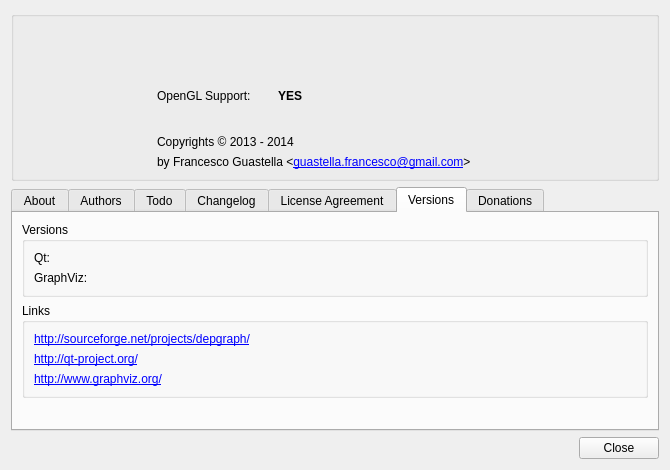
First picture: the form in ui/aboutdialog.ui, repository romeoxbm/depgraphv, before the edit.
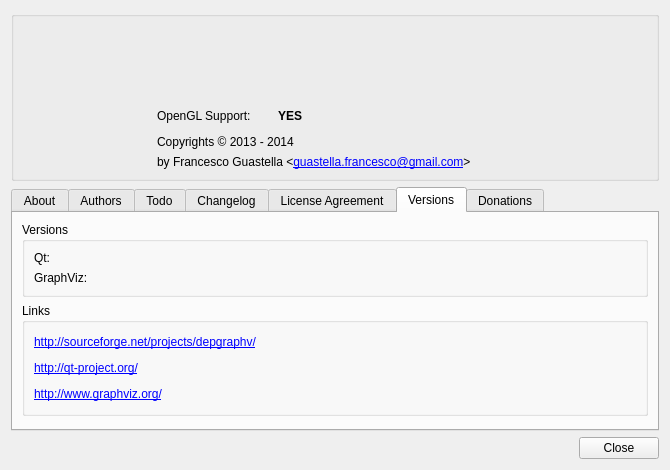
Second picture: the form after the edit. The open tabs and pages were chosen to show the change. Icons and pictures are not drawn.

The edit to the form file:
```diff
--- a/ui/aboutdialog.ui
+++ b/ui/aboutdialog.ui
@@ -193,14 +193,29 @@
          </property>
          <layout class="QVBoxLayout" name="verticalLayout_2">
           <item>
-           <widget class="QLabel" name="label_2">
+           <widget class="QLabel" name="depgraphLinkLabel">
+            <property name="minimumSize">
+             <size>
+              <width>0</width>
+              <height>20</height>
+             </size>
+            </property>
             <property name="text">
-             <string notr="true">&lt;html&gt;&lt;head/&gt;&lt;body&gt;&lt;p&gt;&lt;a href=&quot;http://sourceforge.net/projects/depgraph/&quot;&gt;&lt;span style=&quot; text-decoration: underline; color:#0000ff;&quot;&gt;http://sourceforge.net/projects/depgraph/&lt;/span&gt;&lt;/a&gt;&lt;/p&gt;&lt;/body&gt;&lt;/html&gt;</string>
+             <string notr="true">&lt;html&gt;&lt;head/&gt;&lt;body&gt;&lt;p&gt;&lt;a href=&quot;http://sourceforge.net/projects/depgraphv/&quot;&gt;&lt;span style=&quot; text-decoration: underline; color:#0000ff;&quot;&gt;http://sourceforge.net/projects/depgraphv/&lt;/span&gt;&lt;/a&gt;&lt;/p&gt;&lt;/body&gt;&lt;/html&gt;</string>
+            </property>
+            <property name="openExternalLinks">
+             <bool>true</bool>
             </property>
            </widget>
           </item>
           <item>
            <widget class="QLabel" name="qtLinkLabel">
+            <property name="minimumSize">
+             <size>
+              <width>0</width>
+              <height>20</height>
+             </size>
+            </property>
             <property name="text">
              <string notr="true">&lt;html&gt;&lt;head/&gt;&lt;body&gt;&lt;p&gt;&lt;a href=&quot;http://qt-project.org/&quot;&gt;&lt;span style=&quot; text-decoration: underline; color:#0000ff;&quot;&gt;http://qt-project.org/&lt;/span&gt;&lt;/a&gt;&lt;/p&gt;&lt;/body&gt;&lt;/html&gt;</string>
             </property>
@@ -210,7 +225,13 @@
            </widget>
           </item>
           <item>
-           <widget class="QLabel" name="graphVizLinkLabel">
+           <widget class="QLabel" name="graphvizLinkLabel">
+            <property name="minimumSize">
+             <size>
+              <width>0</width>
+              <height>20</height>
+             </size>
+            </property>
             <property name="text">
              <string notr="true">&lt;html&gt;&lt;head/&gt;&lt;body&gt;&lt;p&gt;&lt;a href=&quot;http://www.graphviz.org/&quot;&gt;&lt;span style=&quot; text-decoration: underline; color:#0000ff;&quot;&gt;http://www.graphviz.org/&lt;/span&gt;&lt;/a&gt;&lt;/p&gt;&lt;/body&gt;&lt;/html&gt;</string>
             </property>
@@ -375,7 +396,7 @@
         <property name="minimumSize">
          <size>
           <width>0</width>
-          <height>35</height>
+          <height>45</height>
          </size>
         </property>
         <property name="maximumSize">
@@ -396,6 +417,12 @@
       </item>
       <item row="1" column="1">
        <widget class="QLabel" name="projectVersionLabel">
+        <property name="minimumSize">
+         <size>
+          <width>0</width>
+          <height>25</height>
+         </size>
+        </property>
         <property name="maximumSize">
          <size>
           <width>16777215</width>
@@ -414,7 +441,7 @@
           <property name="minimumSize">
            <size>
             <width>115</width>
-            <height>0</height>
+            <height>25</height>
            </size>
           </property>
           <property name="maximumSize">
@@ -430,6 +457,12 @@
         </item>
         <item>
          <widget class="QLabel" name="glSupportValue">
+          <property name="minimumSize">
+           <size>
+            <width>0</width>
+            <height>25</height>
+           </size>
+          </property>
           <property name="font">
            <font>
             <weight>75</weight>
```
Left out of the diff: 3 changed lines with no effect on the pictures.
